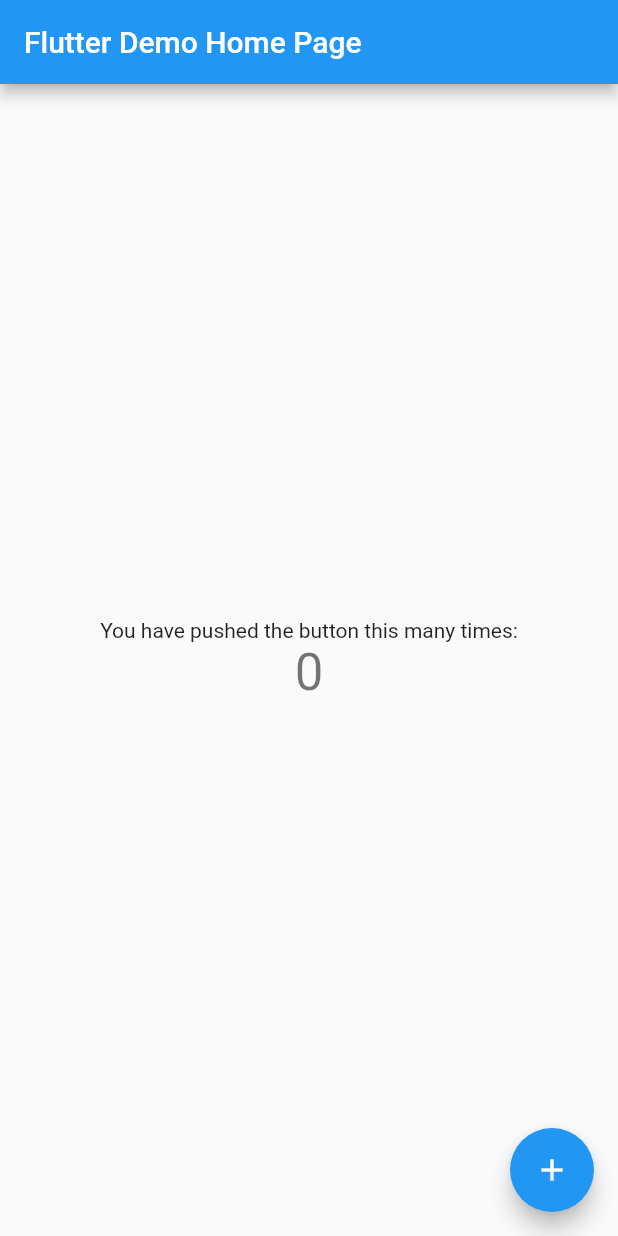
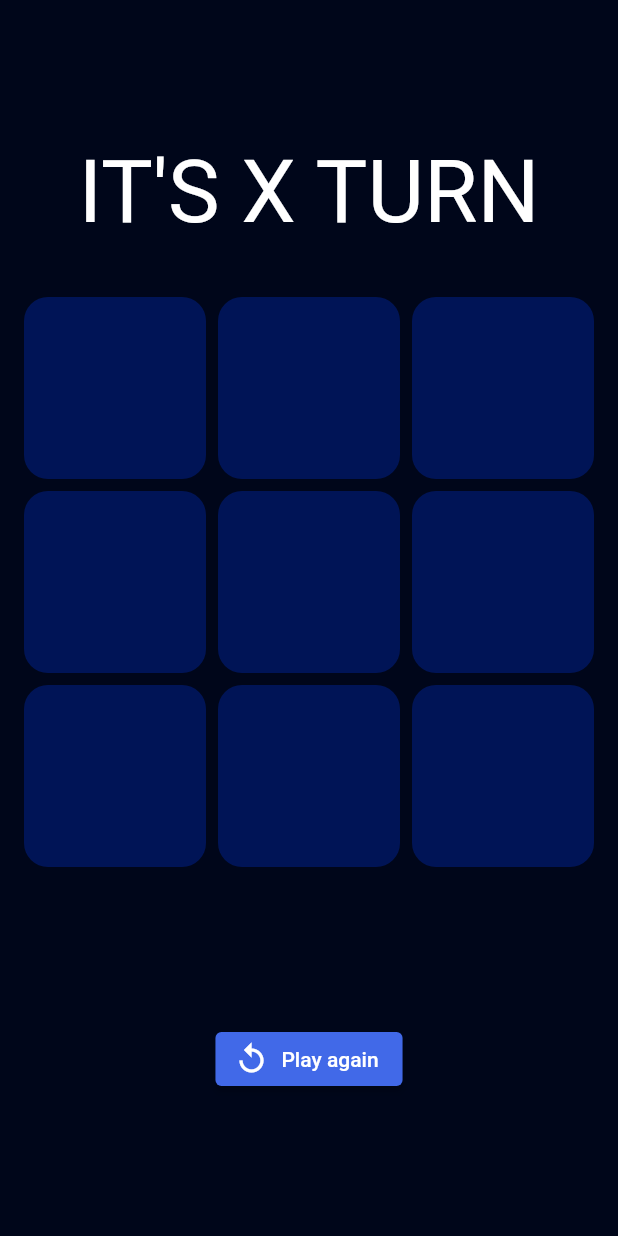
Before and after one commit to hecmorr/tic_tac_test, a Flutter app: the screen it shows after launch, on a phone screen of 412 x 824 dp. Run offline on Flutter 3.47's test engine with Material 2 defaults, Android fonts, the phone set to English and light mode, and no system bars.

```diff
--- a/lib/main.dart
+++ b/lib/main.dart
@@ -1,115 +1,15 @@
 import 'package:flutter/material.dart';
+import 'package:tic_tac_toe/pages/tic_tac_page.dart';
 
-void main() {
-  runApp(const MyApp());
-}
+void main() => runApp(MyApp());
 
 class MyApp extends StatelessWidget {
-  const MyApp({Key? key}) : super(key: key);
-
-  // This widget is the root of your application.
   @override
   Widget build(BuildContext context) {
-    return MaterialApp(
-      title: 'Flutter Demo',
-      theme: ThemeData(
-        // This is the theme of your application.
-        //
-        // Try running your application with "flutter run". You'll see the
-        // application has a blue toolbar. Then, without quitting the app, try
-        // changing the primarySwatch below to Colors.green and then invoke
-        // "hot reload" (press "r" in the console where you ran "flutter run",
-        // or simply save your changes to "hot reload" in a Flutter IDE).
-        // Notice that the counter didn't reset back to zero; the application
-        // is not restarted.
-        primarySwatch: Colors.blue,
-      ),
-      home: const MyHomePage(title: 'Flutter Demo Home Page'),
+    return const MaterialApp(
+      debugShowCheckedModeBanner: false,
+      title: 'Tic tac toe',
+      home: Scaffold(body: TicTacPage()),
     );
   }
 }
-
-class MyHomePage extends StatefulWidget {
-  const MyHomePage({Key? key, required this.title}) : super(key: key);
-
-  // This widget is the home page of your application. It is stateful, meaning
-  // that it has a State object (defined below) that contains fields that affect
-  // how it looks.
-
-  // This class is the configuration for the state. It holds the values (in this
-  // case the title) provided by the parent (in this case the App widget) and
-  // used by the build method of the State. Fields in a Widget subclass are
-  // always marked "final".
-
-  final String title;
-
-  @override
-  State<MyHomePage> createState() => _MyHomePageState();
-}
-
-class _MyHomePageState extends State<MyHomePage> {
-  int _counter = 0;
-
-  void _incrementCounter() {
-    setState(() {
-      // This call to setState tells the Flutter framework that something has
-      // changed in this State, which causes it to rerun the build method below
-      // so that the display can reflect the updated values. If we changed
-      // _counter without calling setState(), then the build method would not be
-      // called again, and so nothing would appear to happen.
-      _counter++;
-    });
-  }
-
-  @override
-  Widget build(BuildContext context) {
-    // This method is rerun every time setState is called, for instance as done
-    // by the _incrementCounter method above.
-    //
-    // The Flutter framework has been optimized to make rerunning build methods
-    // fast, so that you can just rebuild anything that needs updating rather
-    // than having to individually change instances of widgets.
-    return Scaffold(
-      appBar: AppBar(
-        // Here we take the value from the MyHomePage object that was created by
-        // the App.build method, and use it to set our appbar title.
-        title: Text(widget.title),
-      ),
-      body: Center(
-        // Center is a layout widget. It takes a single child and positions it
-        // in the middle of the parent.
-        child: Column(
-          // Column is also a layout widget. It takes a list of children and
-          // arranges them vertically. By default, it sizes itself to fit its
-          // children horizontally, and tries to be as tall as its parent.
-          //
-          // Invoke "debug painting" (press "p" in the console, choose the
-          // "Toggle Debug Paint" action from the Flutter Inspector in Android
-          // Studio, or the "Toggle Debug Paint" command in Visual Studio Code)
-          // to see the wireframe for each widget.
-          //
-          // Column has various properties to control how it sizes itself and
-          // how it positions its children. Here we use mainAxisAlignment to
-          // center the children vertically; the main axis here is the vertical
-          // axis because Columns are vertical (the cross axis would be
-          // horizontal).
-          mainAxisAlignment: MainAxisAlignment.center,
-          children: <Widget>[
-            const Text(
-              'You have pushed the button this many times:',
-            ),
-            Text(
-              '$_counter',
-              style: Theme.of(context).textTheme.headline4,
-            ),
-          ],
-        ),
-      ),
-      floatingActionButton: FloatingActionButton(
-        onPressed: _incrementCounter,
-        tooltip: 'Increment',
-        child: const Icon(Icons.add),
-      ), // This trailing comma makes auto-formatting nicer for build methods.
-    );
-  }
-}
--- /dev/null
+++ b/lib/pages/tic_tac_page.dart
@@ -0,0 +1,140 @@
+import 'package:flutter/material.dart';
+import 'package:tic_tac_toe/services/game_logic.dart';
+import 'package:tic_tac_toe/theme/color.dart';
+
+class TicTacPage extends StatefulWidget {
+  const TicTacPage({Key? key}) : super(key: key);
+
+  @override
+  State<TicTacPage> createState() => _TicTacPageState();
+}
+
+class _TicTacPageState extends State<TicTacPage> {
+  String lastValue = 'X';
+  bool gameOver = false;
+  int turn = 0;
+  String result =
+      " "; //Possible combinations Row 1-2-3 Col 1-2-3 Diagonal 1-2-3
+  List<int> scoreboard = [0, 0, 0, 0, 0, 0, 0, 0, 0];
+
+  Game game = Game();
+
+  @override
+  void initState() {
+    // TODO: implement initState
+    super.initState();
+
+    game.board = Game.initGameBoard();
+    print(game.board);
+  }
+
+  @override
+  Widget build(BuildContext context) {
+    double boardWidth = MediaQuery.of(context).size.width;
+    // double boardHeight = MediaQuery.of(context).size.height;
+
+    return Scaffold(
+      backgroundColor: MainColor.primaryColor,
+      body: Column(
+        mainAxisAlignment: MainAxisAlignment.center,
+        crossAxisAlignment: CrossAxisAlignment.center,
+        children: <Widget>[
+          Text(
+            "It's ${lastValue} turn".toUpperCase(),
+            style: const TextStyle(fontSize: 58, color: Colors.white),
+          ),
+          const SizedBox(height: 20),
+          SizedBox(
+            width: boardWidth,
+            height: boardWidth,
+            child: GridView.count(
+              padding: EdgeInsets.all(16.0),
+              mainAxisSpacing: 8.0,
+              crossAxisSpacing: 8.0,
+              crossAxisCount: Game.boardlength ~/ 3,
+              children: List.generate(
+                Game.boardlength,
+                (index) {
+                  return InkWell(
+                    onTap: gameOver
+                        ? null
+                        : () {
+                            if (game.board![index] == " ") {
+                              setState(() {
+                                game.board![index] = lastValue;
+                                turn++;
+                                gameOver = game.winnerCheck(
+                                    lastValue, index, scoreboard, 3);
+                                if (gameOver) {
+                                  result = "$lastValue is the winner!!";
+                                } else if (!gameOver && turn == 9) {
+                                  result = "It's a Draw";
+                                }
+                                if (lastValue == "X") {
+                                  lastValue = "O";
+                                } else {
+                                  lastValue = "X";
+                                }
+                              });
+                            }
+                          },
+                    child: Container(
+                      width: Game.blocSize,
+                      height: Game.blocSize,
+                      decoration: BoxDecoration(
+                        color: MainColor.secondaryColor,
+                        borderRadius: BorderRadius.circular(16.0),
+                      ),
+                      child: Center(
+                        child: Text(
+                          game.board![index],
+                          style: TextStyle(
+                              color: game.board![index] == "X"
+                                  ? MainColor.x
+                                  : MainColor.o,
+                              fontSize: 64.0),
+                        ),
+                      ),
+                    ),
+                  );
+                },
+              ),
+            ),
+          ),
+          const SizedBox(
+            height: 25.0,
+          ),
+          Text(
+            result,
+            style: const TextStyle(color: Colors.white, fontSize: 54.0),
+          ),
+          ElevatedButton.icon(
+            onPressed: () {
+              setState(() {
+                game.board = Game.initGameBoard();
+                lastValue = "X";
+                gameOver = false;
+                turn = 0;
+                result = " ";
+                scoreboard = [
+                  0,
+                  0,
+                  0,
+                  0,
+                  0,
+                  0,
+                  0,
+                  0,
+                  0,
+                ];
+              });
+            },
+            icon: const Icon(Icons.replay),
+            label: const Text('Play again'),
+            style: ElevatedButton.styleFrom(primary: MainColor.accentColor),
+          )
+        ],
+      ),
+    );
+  }
+}
--- /dev/null
+++ b/lib/services/game_logic.dart
@@ -0,0 +1,37 @@
+import 'package:flutter/material.dart';
+
+class Player {
+  static const x = "X";
+  static const o = "O";
+  static const empty = " ";
+}
+
+class Game {
+  static final boardlength = 9;
+  static double blocSize = 100;
+
+  //Creating board
+
+  List<String>? board;
+  //Method that cleans the board
+  static List<String>? initGameBoard() =>
+      List.generate(boardlength, (index) => Player.empty);
+
+  bool winnerCheck(
+      String player, int index, List<int> scoreboard, int gridSize) {
+    int row = index ~/ 3;
+    int col = index % 3;
+    int score = player == "X" ? 1 : -1;
+
+    scoreboard[row] += score;
+    scoreboard[gridSize + col] += score;
+    if (row == col) scoreboard[2 * gridSize] += score;
+    if (gridSize - 1 - col == row) scoreboard[2 * gridSize + 1] += score;
+
+    if (scoreboard.contains(3) || scoreboard.contains(-3)) {
+      return true;
+    }
+
+    return false;
+  }
+}
--- /dev/null
+++ b/lib/theme/color.dart
@@ -0,0 +1,9 @@
+import 'package:flutter/material.dart';
+
+class MainColor {
+  static Color primaryColor = Color(0xFF00061a);
+  static Color secondaryColor = Color(0xFF001456);
+  static Color accentColor = Color(0xFF4169e8);
+  static Color x = Colors.greenAccent;
+  static Color o = Colors.pinkAccent;
+}
--- a/pubspec.yaml
+++ b/pubspec.yaml
@@ -34,6 +34,7 @@ dependencies:
   # The following adds the Cupertino Icons font to your application.
   # Use with the CupertinoIcons class for iOS style icons.
   cupertino_icons: ^1.0.2
+  google_fonts: ^2.3.1
 
 dev_dependencies:
   flutter_test:
```
Also changed, not shown: pubspec.lock, 1 other file.
